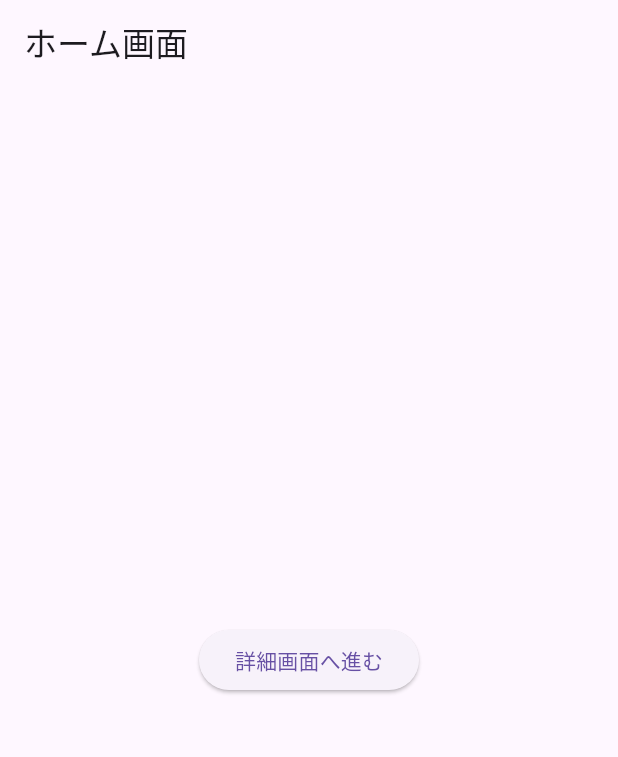
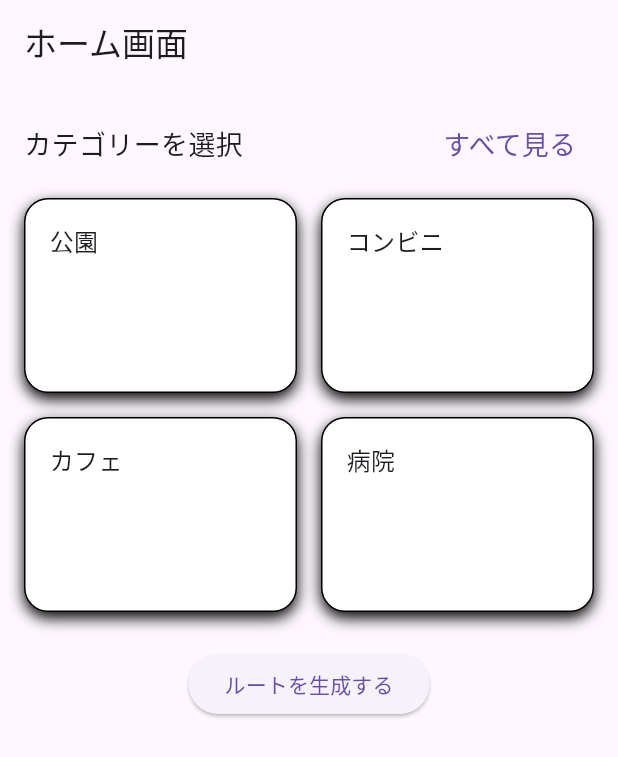
Before and after one commit to rama198562/SmartLifeKorokke, a Flutter app: the screen it shows after launch, on a phone screen of 412 x 824 dp. Shown: the top 757 px of the screen. Run offline on Flutter 3.47's test engine with Material 3 defaults, Android fonts, the phone set to English and light mode, and no system bars; our stand-ins replace flutter_map, go_router, latlong2.

Commit message:
カテゴリー選択作成

```diff
--- a/lib/pages/home_page.dart
+++ b/lib/pages/home_page.dart
@@ -1,5 +1,6 @@
 import 'package:flutter/material.dart';
-import 'package:go_router/go_router.dart'; // context.pushを使うために必要
+import 'package:go_router/go_router.dart';
+import 'package:hop_navi/widgets/category_grid.dart'; // context.pushを使うために必要
 
 class HomeScreen extends StatelessWidget {
   const HomeScreen({super.key});
@@ -8,13 +9,25 @@ class HomeScreen extends StatelessWidget {
   Widget build(BuildContext context) {
     return Scaffold(
       appBar: AppBar(title: const Text('ホーム画面')),
-      body: Center(
-        child: ElevatedButton(
-          onPressed: () {
-            // 詳細画面へ遷移
-            context.push('/details');
-          },
-          child: const Text('詳細画面へ進む'),
+      body: SingleChildScrollView(
+        child: Padding(
+          padding: const EdgeInsets.all(16.0),
+          child: Column(
+            children: [
+
+              CategoryGrid(),
+
+              SizedBox(height: 24),
+              ElevatedButton(
+
+                onPressed: () {
+                  // 詳細画面へ遷移
+                  context.push('/details');
+                },
+                child: const Text('ルートを生成する'),
+              ),
+            ],
+          ),
         ),
       ),
     );
--- /dev/null
+++ b/lib/widgets/category_grid.dart
@@ -0,0 +1,100 @@
+import 'package:flutter/material.dart';
+
+class CategoryGrid extends StatelessWidget {
+  const CategoryGrid({super.key});
+
+  @override
+  Widget build(BuildContext context) {
+
+    //データ定義
+    final List<Map<String, dynamic>> categories = [
+      {
+        'title':'公園',
+      },
+      {
+        'title':'コンビニ',
+      },
+      {
+        'title':'カフェ',
+      },
+      {
+        'title':'病院',
+      },
+    ];
+    return Column(
+      crossAxisAlignment: CrossAxisAlignment.start,
+      children: [
+        Row(
+          mainAxisAlignment: MainAxisAlignment.spaceBetween,
+          children: [
+            const Text(
+              'カテゴリーを選択',
+              style: TextStyle(
+                fontSize: 18,
+              ),
+            ),
+            TextButton(onPressed: (){},
+            child: const Text(
+              'すべて見る',
+              style: TextStyle(
+                fontSize: 18,
+                ),
+              )
+            ),
+          ],
+        ),
+          const SizedBox(height: 12),
+
+          //グリット部分
+          GridView.builder(
+            shrinkWrap: true,
+            physics: const NeverScrollableScrollPhysics(), // グリッド自体はスクロールさせない
+            itemCount: categories.length,
+            gridDelegate: const SliverGridDelegateWithFixedCrossAxisCount(
+              crossAxisCount: 2,         // 2列
+              childAspectRatio: 1.4,     // カードの横縦比（横長に）
+              crossAxisSpacing: 16,      // 横の隙間
+              mainAxisSpacing: 16,       // 縦の隙間
+            ),
+            itemBuilder: (context, index){
+              final item = categories[index];
+              return GestureDetector(
+                onTap: (){
+                  print('${item['title']} がタップされました');
+                },
+                child: Container(
+                  padding: const EdgeInsets.all(16.0),
+                  decoration: BoxDecoration(
+                    color: Colors.white,
+                    borderRadius: BorderRadius.circular(16), // 角丸
+                    border: Border.all(
+                      width: 1,
+                    ),
+                    boxShadow: [
+                      BoxShadow(
+                        blurRadius: 8,
+                        offset: const Offset(0, 4),
+                      ),
+                    ],
+                  ),
+                  child: Column(
+                    crossAxisAlignment: CrossAxisAlignment.start,
+                    mainAxisAlignment: MainAxisAlignment.spaceBetween,
+                    children: [
+                      Text(
+                        item['title'],
+                        style: const TextStyle(
+                          fontSize: 16,
+                        ),
+                      ),
+                    ],
+                  ),
+                ),
+              );
+            },
+          ),
+        ],
+
+    );
+  }
+}
```
